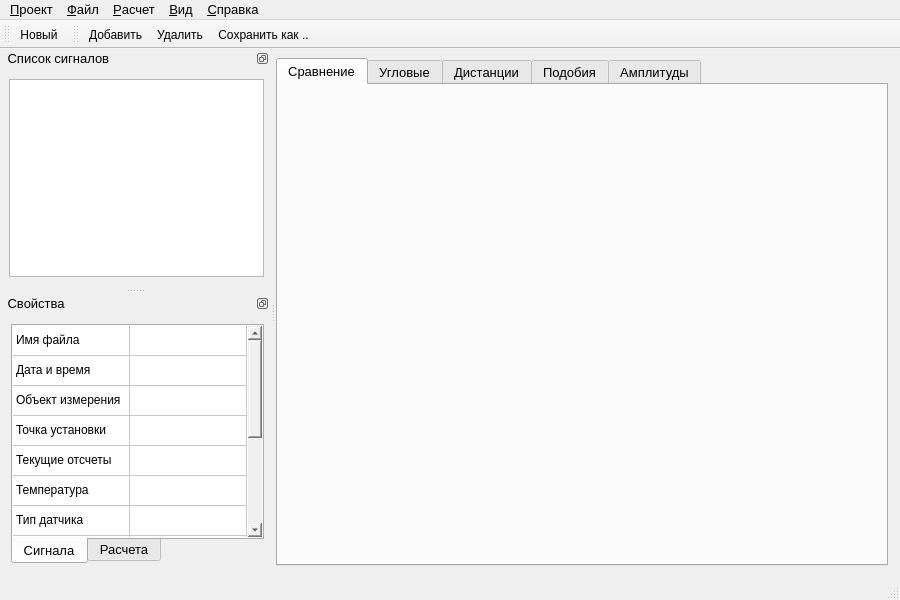
First picture: the form in gui/MainWindow.ui, repository Qinterfly/EvalSig, before the edit.
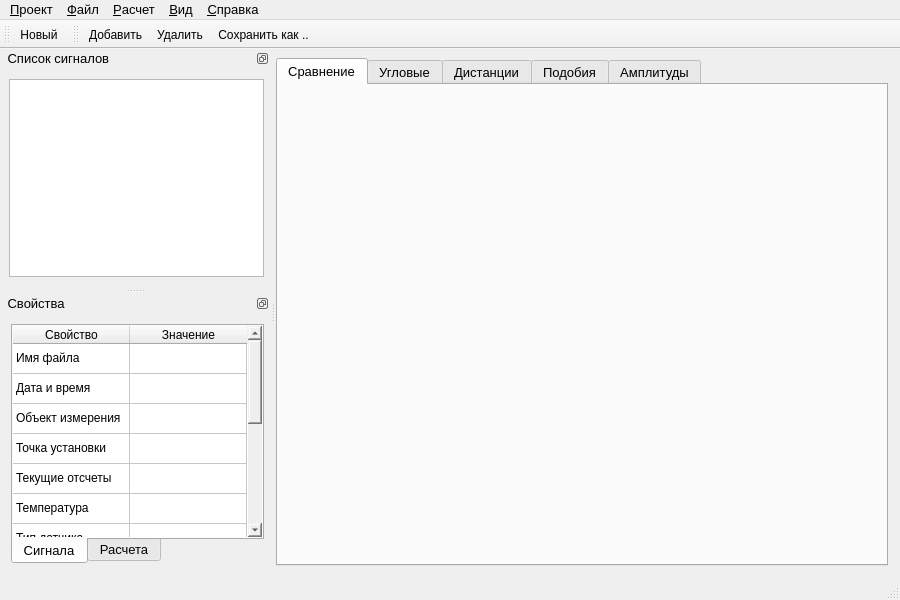
Second picture: the form after the edit. Icons and pictures are not drawn. Custom widgets are drawn as their Qt base class.

Commit message: v0.4. Мелкие изменения в графическом интерфейсе

The edit to the form file:
```diff
--- a/gui/MainWindow.ui
+++ b/gui/MainWindow.ui
@@ -524,7 +524,7 @@
             <number>13</number>
            </property>
            <attribute name="horizontalHeaderVisible">
-            <bool>false</bool>
+            <bool>true</bool>
            </attribute>
            <attribute name="horizontalHeaderCascadingSectionResizes">
             <bool>false</bool>
```
Left out of the diff: 47 changed lines with no effect on the pictures. The commit also changes 4 other files.
